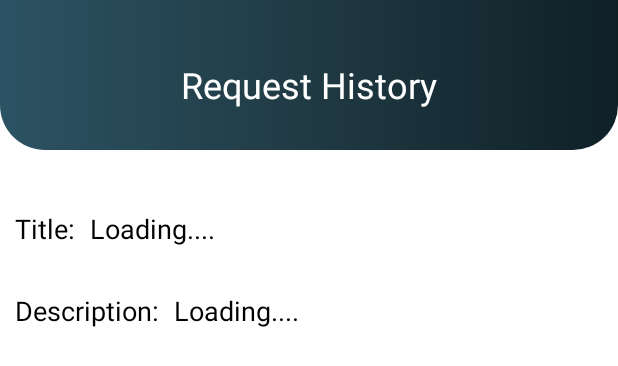
After one commit to aizazalisyed/PieasAlumniConnect, an Android app: the layout activity_special_request_detail.xml on its own in the app's theme, with its tools: preview values and no code run, on a phone screen of 412 x 824 dp. The commit adds this screen. Shown: the top 366 px of the screen. Run offline under Robolectric (Android 15) with nearby library versions, the phone set to English and light mode, and no system bars.

Commit message:
done with  special request

```diff
--- a/app/src/main/java/java/com/alumnimanagmentsystem/RVAdapter/JobHistoryRVAdapter.java
+++ b/app/src/main/java/java/com/alumnimanagmentsystem/RVAdapter/JobHistoryRVAdapter.java
@@ -2,6 +2,7 @@ package java.com.alumnimanagmentsystem.RVAdapter;
 
 
 import android.content.Context;
+import android.content.Intent;
 import android.view.LayoutInflater;
 import android.view.View;
 import android.view.ViewGroup;
@@ -11,6 +12,7 @@ import android.widget.TextView;
 import androidx.annotation.NonNull;
 import androidx.recyclerview.widget.RecyclerView;
 
+import java.com.alumnimanagmentsystem.Activities.SpecialRequestDetailActivity;
 import java.com.alumnimanagmentsystem.Model.AlumniJobHistories;
 import java.com.alumnimanagmentsystem.R;
 import java.util.ArrayList;
--- a/app/src/main/res/layout/activity_special_request.xml
+++ b/app/src/main/res/layout/activity_special_request.xml
@@ -4,7 +4,7 @@
     xmlns:tools="http://schemas.android.com/tools"
     android:layout_width="match_parent"
     android:layout_height="match_parent"
-    tools:context=".Activities.SpecialRequest"
+    tools:context=".Activities.SendSpecialRequestActivity"
     android:background="@color/light_gray">
 
     <ImageView
@@ -47,6 +47,7 @@
             android:paddingBottom="10dp"
             android:textColor="@color/black"/>
         <EditText
+            android:id="@+id/descriptionEditText"
             android:layout_width="match_parent"
             android:layout_height="400dp"
             android:gravity="top"
--- /dev/null
+++ b/app/src/main/res/layout/activity_special_request_detail.xml
@@ -0,0 +1,84 @@
+<?xml version="1.0" encoding="utf-8"?>
+
+<ScrollView
+    xmlns:android="http://schemas.android.com/apk/res/android"
+    xmlns:app="http://schemas.android.com/apk/res-auto"
+    xmlns:tools="http://schemas.android.com/tools"
+    android:layout_width="match_parent"
+    android:layout_height="match_parent">
+
+<RelativeLayout
+    android:layout_width="match_parent"
+    android:layout_height="match_parent"
+    tools:context=".Activities.SpecialRequestDetailActivity">
+
+    <ImageView
+        android:id="@+id/topBackGround"
+        android:layout_width="match_parent"
+        android:layout_height="100dp"
+        android:layout_alignParentTop="true"
+        android:src="@drawable/background_top_profile"/>
+    <TextView
+        android:id="@+id/heading"
+        android:layout_width="wrap_content"
+        android:layout_height="wrap_content"
+        android:text="Request History"
+        android:textColor="@color/white"
+        android:layout_centerHorizontal="true"
+        android:textAppearance="@style/TextAppearance.AppCompat.Headline"
+        android:layout_marginTop="40dp"/>
+
+    <TextView
+        android:id="@+id/titleTextView"
+        style="@style/TextAppearance.AppCompat.Headline"
+        android:layout_width="wrap_content"
+        android:layout_height="wrap_content"
+        android:layout_below="@id/topBackGround"
+        android:layout_marginStart="10dp"
+        android:layout_marginTop="40dp"
+        android:paddingBottom="10dp"
+        android:text="Title:"
+        android:textColor="@color/black"
+        android:textSize="18sp" />
+    <TextView
+        android:id="@+id/title"
+        android:layout_toEndOf="@id/titleTextView"
+        android:layout_width="match_parent"
+        android:layout_height="wrap_content"
+        android:layout_below="@id/topBackGround"
+        android:layout_marginStart="10dp"
+        android:layout_marginTop="40dp"
+        android:paddingBottom="10dp"
+        android:layout_marginEnd="10dp"
+        android:text="Loading...."
+        android:textColor="@color/black"
+        android:textSize="18sp"/>
+
+    <TextView
+        android:id="@+id/descriptionTextView"
+        style="@style/TextAppearance.AppCompat.Headline"
+        android:layout_width="wrap_content"
+        android:layout_height="wrap_content"
+        android:layout_below="@id/titleTextView"
+        android:layout_marginStart="10dp"
+        android:layout_marginTop="20dp"
+        android:paddingBottom="10dp"
+        android:text="Description:"
+        android:textColor="@color/black"
+        android:textSize="18sp" />
+
+    <TextView
+        android:id="@+id/description"
+        android:layout_toEndOf="@id/descriptionTextView"
+        android:layout_width="match_parent"
+        android:layout_height="wrap_content"
+        android:layout_below="@id/titleTextView"
+        android:layout_marginStart="10dp"
+        android:layout_marginTop="20dp"
+        android:paddingBottom="10dp"
+        android:layout_marginEnd="10dp"
+        android:text="Loading...."
+        android:textColor="@color/black"
+        android:textSize="18sp"/>
+</RelativeLayout>
+    </ScrollView>
```
Also changed, not shown: app/src/main/AndroidManifest.xml (+8 -1 lines), app/src/main/java/java/com/alumnimanagmentsystem/Activities/SendSpecialRequestActivity.java (added, +79 -0 lines), app/src/main/java/java/com/alumnimanagmentsystem/Activities/SpecialRequest.java (deleted, +0 -34 lines), app/src/main/java/java/com/alumnimanagmentsystem/Activities/SpecialRequestDetailActivity.java (added, +34 -0 lines), app/src/main/java/java/com/alumnimanagmentsystem/Activities/SpecialRequestHistoryActivity.java (+15 -3 lines), app/src/main/java/java/com/alumnimanagmentsystem/RVAdapter/SpecialRequestHistoryRVAdapter.java (+12 -0 lines).
